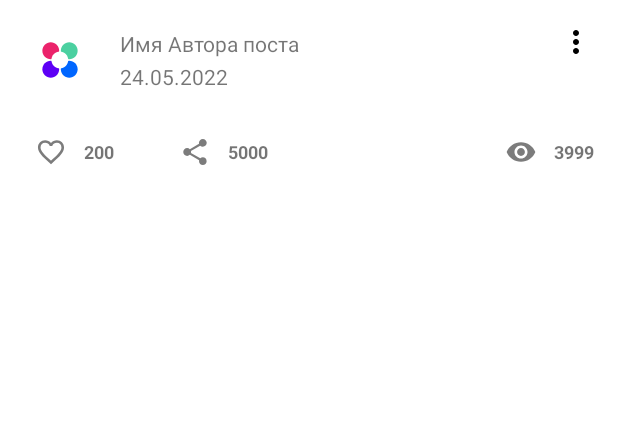
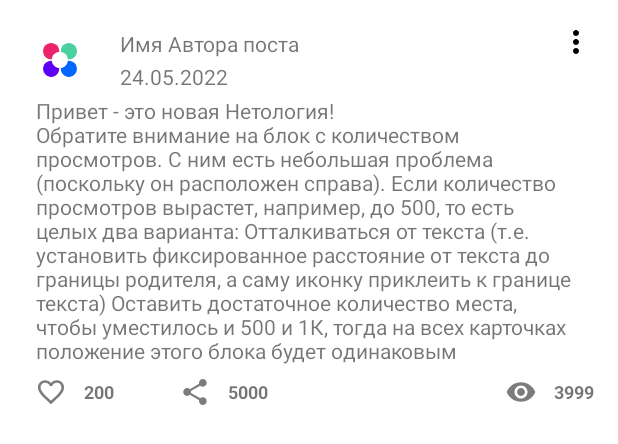
Before and after one commit to uspehovmax/Android-HW, an Android app: the layout post_list_item.xml on its own in the app's theme, with its tools: preview values and no code run, on a phone screen of 412 x 824 dp. Shown: the top 444 px of the screen. Run offline under Robolectric (Android 15) with nearby library versions, the phone set to English and light mode, and no system bars.

Commit message:
Add new files, change text

```diff
--- a/app/src/main/res/drawable/ic_launcher_foreground.xml
+++ b/app/src/main/res/drawable/ic_launcher_foreground.xml
@@ -3,10 +3,10 @@
     android:height="108dp"
     android:viewportWidth="108"
     android:viewportHeight="108">
-  <group android:scaleX="1.1025"
-      android:scaleY="1.1025"
-      android:translateX="27.54"
-      android:translateY="27.54">
+  <group android:scaleX="1.0575"
+      android:scaleY="1.0575"
+      android:translateX="28.62"
+      android:translateY="28.62">
     <path
         android:pathData="M36.574,48C30.264,48 25.148,42.884 25.148,36.574C25.148,30.264 30.264,25.148 36.574,25.148C42.884,25.148 48,30.264 48,36.574C48,42.884 42.884,48 36.574,48Z"
         android:fillColor="#0066FF"/>
--- a/app/src/main/res/layout/post_list_item.xml
+++ b/app/src/main/res/layout/post_list_item.xml
@@ -11,6 +11,7 @@
         android:layout_width="wrap_content"
         android:layout_height="@dimen/common_size"
         android:gravity="center"
+        android:text="@string/viewsNumber"
         android:textAlignment="center"
         android:textSize="12sp"
         android:textStyle="bold"
@@ -27,7 +28,8 @@
         android:src="@drawable/ic_view_foreground_36"
         app:layout_constraintEnd_toStartOf="@+id/viewsNumber"
 
-        app:layout_constraintTop_toBottomOf="@id/bottomBarrier" />
+        app:layout_constraintTop_toBottomOf="@id/bottomBarrier"
+        tools:ignore="SpeakableTextPresentCheck" />
 
     <androidx.appcompat.widget.AppCompatImageButton
         android:id="@+id/share"
@@ -36,9 +38,8 @@
         android:layout_marginStart="36dp"
         android:background="#FFFFFF"
         android:src="@drawable/ic_share_share_36"
+        app:layout_constraintStart_toEndOf="@id/likesNumber"
         app:layout_constraintTop_toBottomOf="@id/bottomBarrier"
-        app:layout_constraintStart_toEndOf="@id/likesNumber"
-
         tools:layout_editor_absoluteX="122dp" />
 
     <androidx.appcompat.widget.AppCompatTextView
@@ -47,6 +48,7 @@
         android:layout_height="@dimen/common_size"
         android:layout_marginStart="4dp"
         android:gravity="center"
+        android:text="@string/shareNumber"
         android:textAlignment="center"
         android:textSize="12sp"
         android:textStyle="bold"
@@ -61,7 +63,8 @@
         android:contentDescription="@string/avatar_description"
         app:layout_constraintStart_toStartOf="parent"
         app:layout_constraintTop_toTopOf="parent"
-        app:srcCompat="@tools:sample/avatars"
+        app:srcCompat="@drawable/ic_launcher_foreground"
+        tools:src="@tools:sample/avatars"
         tools:srcCompat="@drawable/ic_launcher_foreground" />
 
     <androidx.appcompat.widget.AppCompatTextView
@@ -69,9 +72,12 @@
         android:layout_width="0dp"
         android:layout_height="wrap_content"
         android:layout_marginStart="@dimen/common_spacing"
-        android:layout_marginEnd="8dp"
+        android:layout_marginEnd="24dp"
         android:ellipsize="end"
         android:singleLine="true"
+        android:text="@string/AuthorName"
+        android:textSize="14sp"
+        android:visibility="visible"
         app:layout_constraintBottom_toTopOf="@id/date"
         app:layout_constraintEnd_toEndOf="parent"
         app:layout_constraintStart_toEndOf="@+id/avatar"
@@ -84,6 +90,7 @@
         android:layout_height="wrap_content"
         android:ellipsize="end"
         android:singleLine="true"
+        android:text="@string/date"
         app:layout_constraintBottom_toBottomOf="@id/avatar"
         app:layout_constraintEnd_toStartOf="@id/options"
         app:layout_constraintStart_toStartOf="@id/authorName"
@@ -113,12 +120,13 @@
         android:layout_height="wrap_content"
         android:layout_marginStart="8dp"
         android:layout_marginEnd="8dp"
+        android:text="@string/textPost"
         app:barrierMargin="@dimen/common_size"
+
+        app:layout_constraintBottom_toTopOf="@id/bottomBarrier"
         app:layout_constraintEnd_toEndOf="parent"
         app:layout_constraintStart_toStartOf="parent"
-        app:layout_constraintTop_toBottomOf="@id/headerBarrier"
-        app:layout_constraintBottom_toTopOf="@id/bottomBarrier"
-        tools:text="@tools:sample/lorem/random" />
+        app:layout_constraintTop_toBottomOf="@id/headerBarrier" />
 
     <androidx.constraintlayout.widget.Barrier
         android:id="@+id/bottomBarrier"
@@ -133,6 +141,7 @@
         android:layout_height="@dimen/common_size"
         android:layout_marginStart="4dp"
         android:gravity="center"
+        android:text="@string/likesNumber"
         android:textAlignment="center"
         android:textSize="12sp"
         android:textStyle="bold"
--- /dev/null
+++ b/app/src/main/res/values/ic_launcher_foreground_background.xml
@@ -0,0 +1,4 @@
+<?xml version="1.0" encoding="utf-8"?>
+<resources>
+    <color name="ic_launcher_foreground_background">#3DDC84</color>
+</resources>
--- a/app/src/main/res/values/strings.xml
+++ b/app/src/main/res/values/strings.xml
@@ -1,4 +1,13 @@
 <resources>
     <string name="app_name">NMedia</string>
     <string name="greeting">NMedia!</string>
+    <string name="avatar_description">Author avatar</string>
+    <string name="textPost"><![CDATA[Привет - это новая Нетология!\nОбратите внимание на блок с количеством просмотров. С ним есть небольшая проблема (поскольку он расположен справа). Если количество просмотров вырастет, например, до 500, то есть целых два варианта:
+Отталкиваться от текста (т.е. установить фиксированное расстояние от текста до границы родителя, а саму иконку приклеить к границе текста)
+Оставить достаточное количество места, чтобы уместилось и 500 и 1К, тогда на всех карточках положение этого блока будет одинаковым ]]></string>
+    <string name="likesNumber" translatable="false">2150</string>
+    <string name="shareNumber" translatable="false">354</string>
+    <string name="viewsNumber" translatable="false">65897</string>
+    <string name="AuthorName">Author</string>
+    <string name="date" translatable="false">24.05.2022</string>
 </resources>
```
Also changed, not shown: app/src/main/java/ru/netology/nmedia/MainActivity.kt (+11 -1 lines), app/src/main/res/drawable/ic_launcher_background.xml (deleted, +0 -74 lines), app/src/main/ic_launcher-playstore.png, app/src/main/ic_launcher_foreground-playstore.png (added), app/src/main/res/mipmap-anydpi-v26/ic_launcher_round.xml (renamed from app/src/main/res/mipmap-anydpi-v26/ic_launcher.xml), app/src/main/res/mipmap-hdpi/ic_launcher.png, app/src/main/res/mipmap-hdpi/ic_launcher_round.png (deleted), app/src/main/res/mipmap-mdpi/ic_launcher.png, app/src/main/res/mipmap-mdpi/ic_launcher_round.png (deleted), app/src/main/res/mipmap-xhdpi/ic_launcher.png, app/src/main/res/mipmap-xhdpi/ic_launcher_round.png (deleted), app/src/main/res/mipmap-xxhdpi/ic_launcher.png, app/src/main/res/mipmap-xxhdpi/ic_launcher_round.png (deleted), app/src/main/res/mipmap-xxxhdpi/ic_launcher.png, 1 more files, 1 other file.
